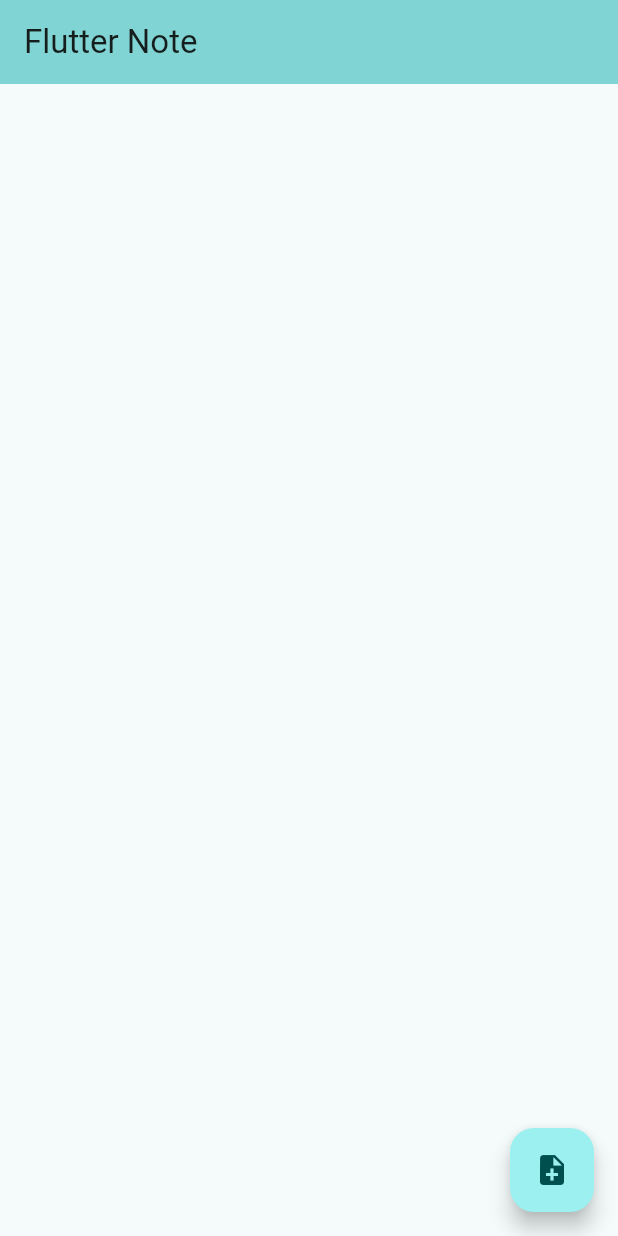
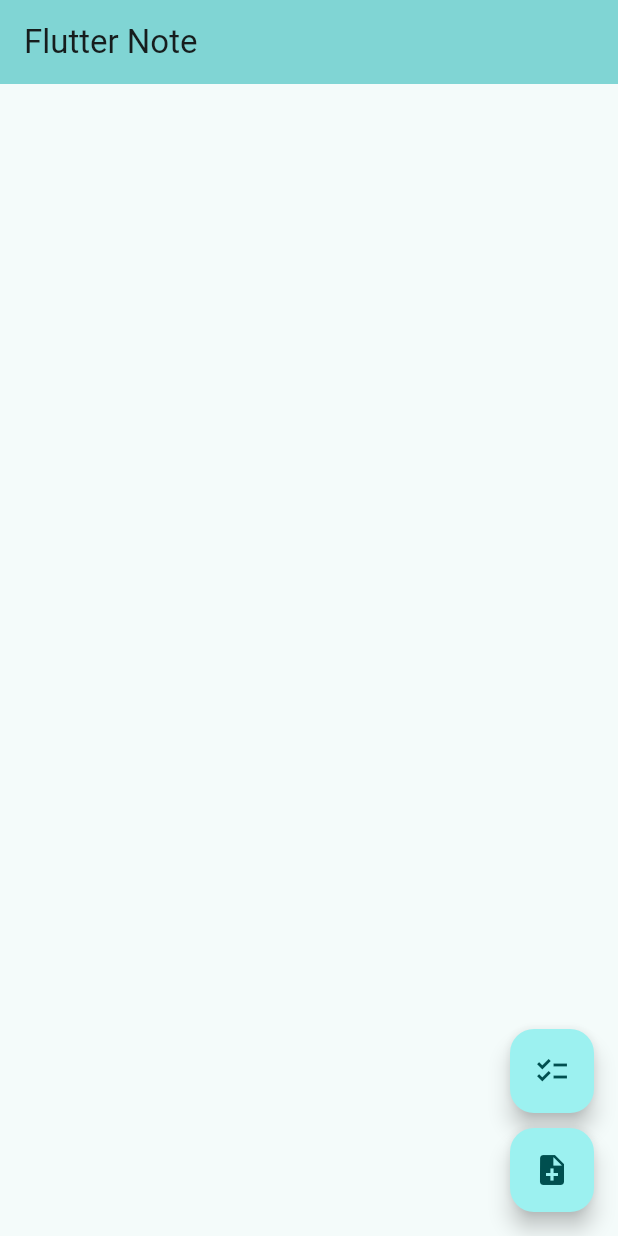
Before and after one commit to Generekalipsa/flutter_note, a Flutter app: the screen it shows after launch, on a phone screen of 412 x 824 dp. Run offline on Flutter 3.47's test engine with Material 3 defaults, Android fonts, the phone set to English and light mode, and no system bars; our stand-ins replace shared_preferences.

Commit message:
Added checklist button (function in implementation)

```diff
--- a/lib/main.dart
+++ b/lib/main.dart
@@ -39,6 +39,8 @@ class _MyHomePageState extends State<MyHomePage> {
     super.initState();
     _loadNotes();
   }
+
+  void _emptyFunction(){}
 
   void _loadNotes() async {
     final prefs = await SharedPreferences.getInstance();
@@ -172,11 +174,27 @@ class _MyHomePageState extends State<MyHomePage> {
           ],
         ),
       ),
-      floatingActionButton: FloatingActionButton(
-        onPressed: _addNote,
-        tooltip: 'Add note',
-        child: const Icon(Icons.note_add),
-      ),
+      floatingActionButton:
+
+        Column(
+          mainAxisAlignment: MainAxisAlignment.end,
+          crossAxisAlignment: CrossAxisAlignment.end,
+          children: [
+            FloatingActionButton(
+              onPressed: _emptyFunction,
+              tooltip: 'Add list',
+              child: const Icon(Icons.checklist),
+            ),
+            SizedBox(height: 10),
+            FloatingActionButton(
+              onPressed: _addNote,
+              tooltip: 'Add note',
+              child: const Icon(Icons.note_add),
+            ),
+          ],
+        )
+
+
     );
   }
 }
```
